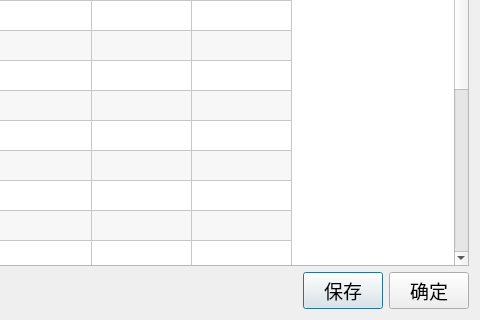
Before: the Qt Designer form ui/page_elements/zone_detail_page/Detailpage.ui in ArcherLuo233/election-s-prediction, drawn with Qt 5; both pictures show x 420 to 900 and y 465 to 785 of the 900 by 785 pixel window.
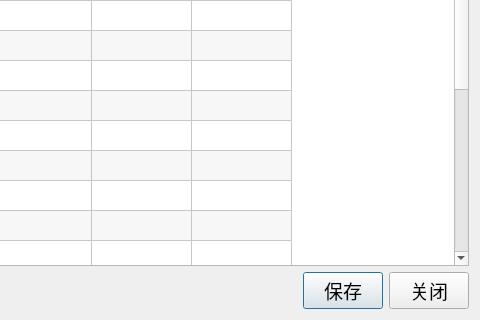
After: the same form once the commit is applied.

What changed in the file:
```diff
--- a/ui/page_elements/zone_detail_page/Detailpage.ui
+++ b/ui/page_elements/zone_detail_page/Detailpage.ui
@@ -542,7 +542,7 @@
         <cursorShape>PointingHandCursor</cursorShape>
        </property>
        <property name="text">
-        <string>确定</string>
+        <string>关闭</string>
        </property>
       </widget>
      </item>
```
